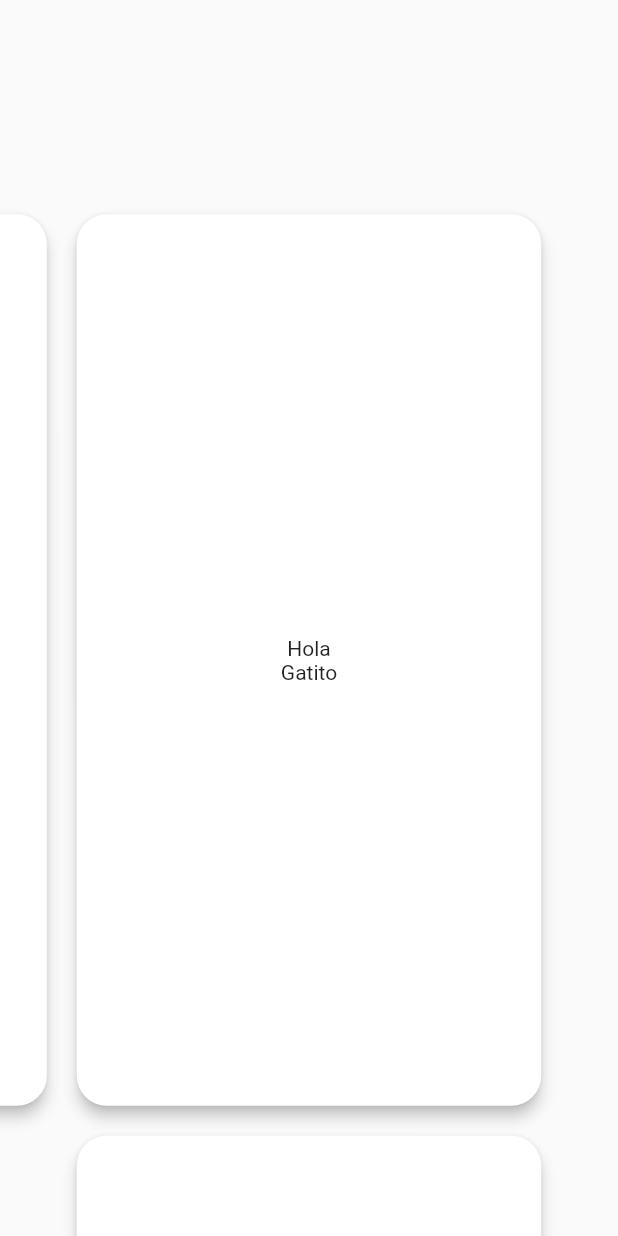
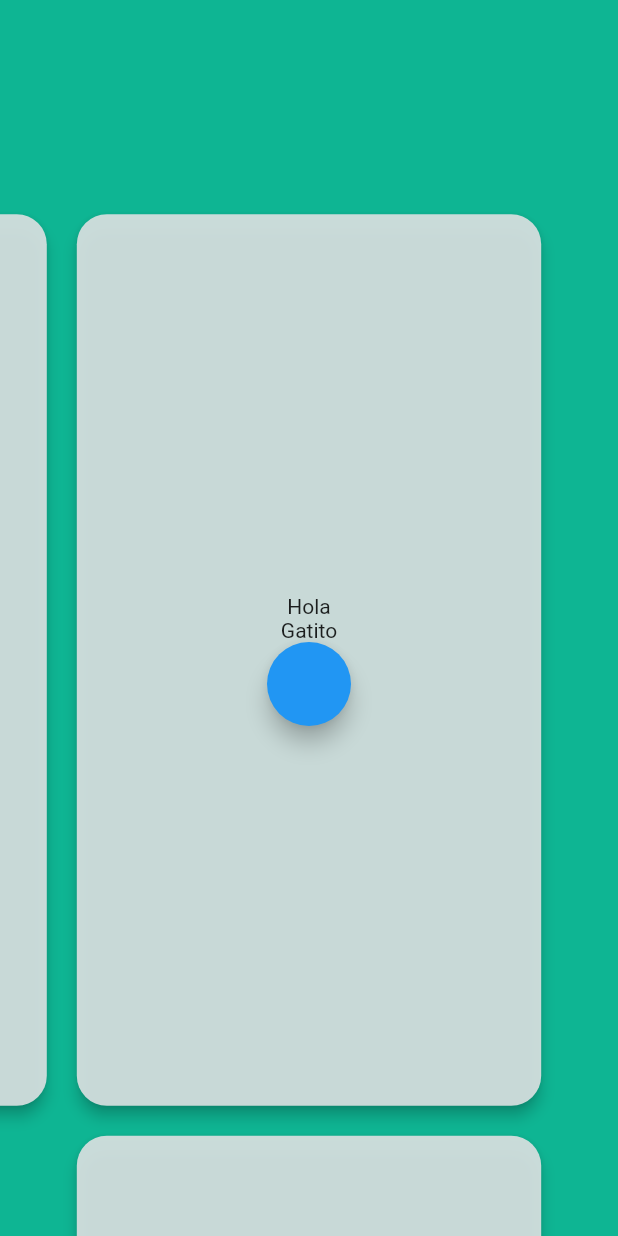
Before and after one commit to Braitt/flutter_report, a Flutter app: the screen it shows after launch, on a phone screen of 412 x 824 dp. Run offline on Flutter 3.47's test engine with Material 2 defaults, Android fonts, the light colour scheme and no system bars.

Commit message:
Colors and button

```diff
--- a/reports_app/lib/main.dart
+++ b/reports_app/lib/main.dart
@@ -9,7 +9,9 @@ class MyApp extends StatelessWidget {
     return MaterialApp(
       title: 'Flutter Demo',
       theme: ThemeData(
-        primarySwatch: Colors.blue,
+        primaryColor: Colors.teal,
+        backgroundColor: Color(0xFF0eb593),
+        cardColor: Color(0xEED6DFDF),
       ),
       home: HomeView(),
     );
--- a/reports_app/lib/views/home.dart
+++ b/reports_app/lib/views/home.dart
@@ -20,14 +20,17 @@ class _HomeViewState extends State<HomeView> {
   void initState() {
     super.initState();
     _horizontalPageController = PageController(
-        initialPage: _currentHorizontalPage, viewportFraction: _horizontalViewPortionFraction);
+        initialPage: _currentHorizontalPage,
+        viewportFraction: _horizontalViewPortionFraction);
     _verticalPageController = PageController(
-        initialPage: _currentVerticalPage, viewportFraction: _verticalViewPortFraction);
+        initialPage: _currentVerticalPage,
+        viewportFraction: _verticalViewPortFraction);
   }
 
   @override
   Widget build(BuildContext context) {
     return Scaffold(
+      backgroundColor: Theme.of(context).backgroundColor,
       appBar: AppBar(
         backgroundColor: Colors.transparent,
         bottomOpacity: 0.0,
@@ -42,6 +45,10 @@ class _HomeViewState extends State<HomeView> {
     return PageView(
       controller: _horizontalPageController,
       scrollDirection: Axis.horizontal,
+      physics: BouncingScrollPhysics(),
+      onPageChanged: (page) {
+        _currentHorizontalPage = page;
+      },
       reverse: true,
       children: <Widget>[
         PageView(
--- a/reports_app/lib/widgets/contentCard.dart
+++ b/reports_app/lib/widgets/contentCard.dart
@@ -14,7 +14,13 @@ class ContentCard extends StatelessWidget {
         child: Column(
           mainAxisSize: MainAxisSize.max,
           mainAxisAlignment: MainAxisAlignment.center,
-          children: [Text('Hola'), Text('Gatito')],
+          children: [
+            Text('Hola'),
+            Text('Gatito'),
+            FloatingActionButton(onPressed: () {
+
+            })
+          ],
         ),
       ),
     );
```
